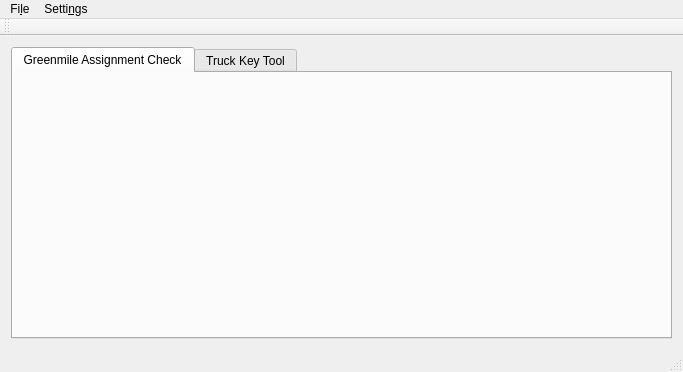
drewdemarest/Assignment-Check, file mainwindow.ui: the form before one commit.
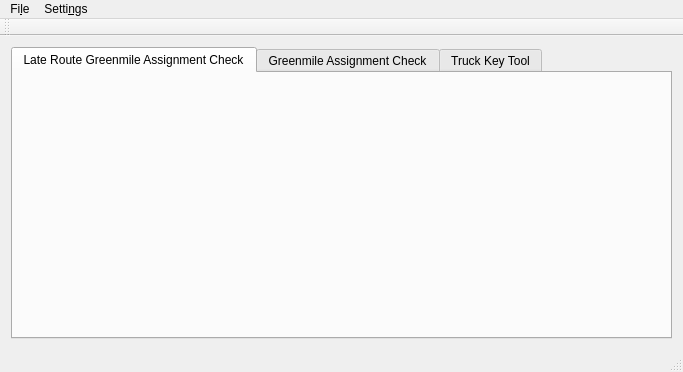
The form after the commit.

```diff
--- a/mainwindow.ui
+++ b/mainwindow.ui
@@ -20,6 +20,12 @@
       <property name="currentIndex">
        <number>0</number>
       </property>
+      <widget class="QWidget" name="dailyLateGreenmileTab">
+       <attribute name="title">
+        <string>Late Route Greenmile Assignment Check</string>
+       </attribute>
+       <layout class="QGridLayout" name="dailyLateGreenmileTabLayout"/>
+      </widget>
       <widget class="QWidget" name="greenmileTab">
        <attribute name="title">
         <string>Greenmile Assignment Check</string>
```
